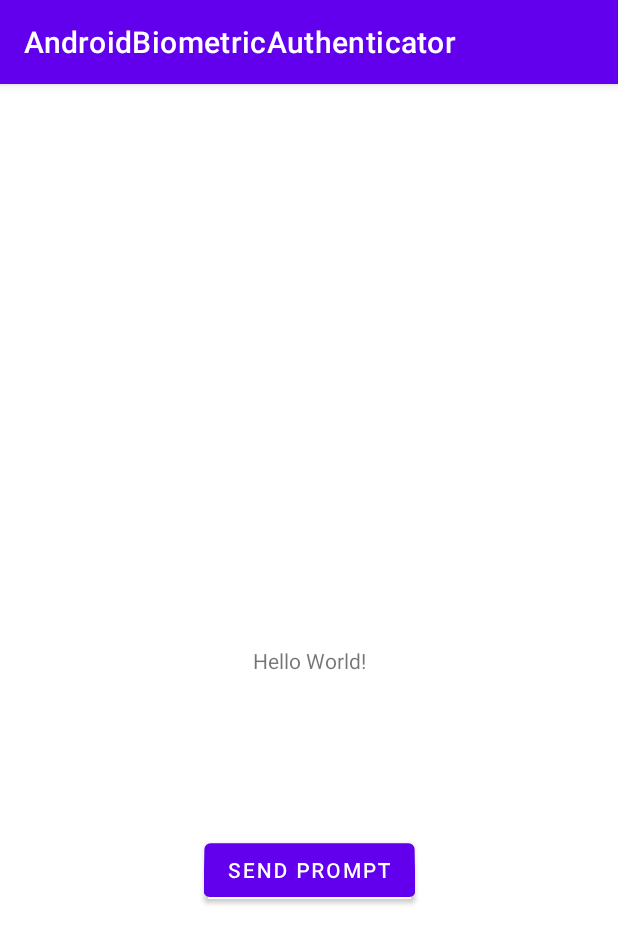
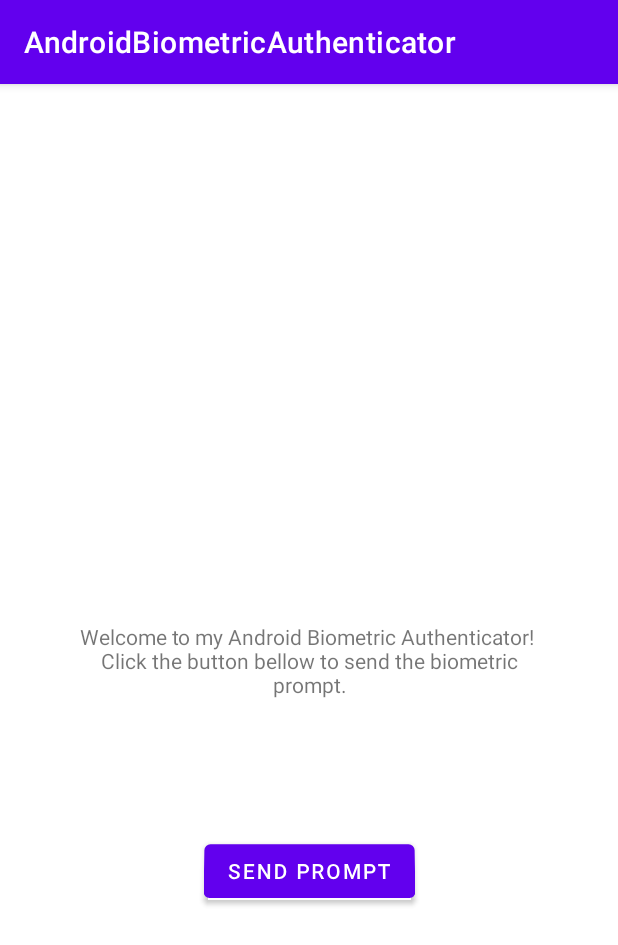
Before and after one commit to christophertsung/AndroidBiometricAuthenticator, an Android app: the screen it shows after launch (MainActivity), on a phone screen of 412 x 824 dp. Shown: the top 945 px of the screen. Run offline under Robolectric (Android 15) with nearby library versions, the phone set to English and light mode, and no system bars.

Commit message:
Implemented main functions.

```diff
--- a/app/src/main/AndroidManifest.xml
+++ b/app/src/main/AndroidManifest.xml
@@ -1,7 +1,8 @@
 <?xml version="1.0" encoding="utf-8"?>
 <manifest xmlns:android="http://schemas.android.com/apk/res/android"
     package="com.christophertsung.androidbiometricauthenticator">
-
+    <uses-permission
+        android:name="android.permission.USE_BIOMETRIC" />
     <application
         android:allowBackup="true"
         android:icon="@mipmap/ic_launcher"
--- a/app/src/main/res/layout/activity_main.xml
+++ b/app/src/main/res/layout/activity_main.xml
@@ -7,10 +7,11 @@
     tools:context=".MainActivity">
 
     <TextView
-        android:id="@+id/hello_world"
-        android:layout_width="wrap_content"
-        android:layout_height="wrap_content"
-        android:text="Hello World!"
+        android:id="@+id/main_text"
+        android:layout_width="320dp"
+        android:layout_height="54dp"
+        android:gravity="center"
+        android:text="Welcome to my Android Biometric Authenticator! \nClick the button bellow to send the biometric prompt."
         app:layout_constraintBottom_toBottomOf="parent"
         app:layout_constraintLeft_toLeftOf="parent"
         app:layout_constraintRight_toRightOf="parent"
@@ -26,7 +27,7 @@
         app:layout_constraintBottom_toBottomOf="parent"
         app:layout_constraintEnd_toEndOf="parent"
         app:layout_constraintStart_toStartOf="parent"
-        app:layout_constraintTop_toBottomOf="@+id/hello_world"
+        app:layout_constraintTop_toBottomOf="@+id/main_text"
         app:layout_constraintVertical_bias="0.927" />
 
 </androidx.constraintlayout.widget.ConstraintLayout>
```
Also changed, not shown: app/src/main/java/com/christophertsung/androidbiometricauthenticator/MainActivity.java (+75 -0 lines).
